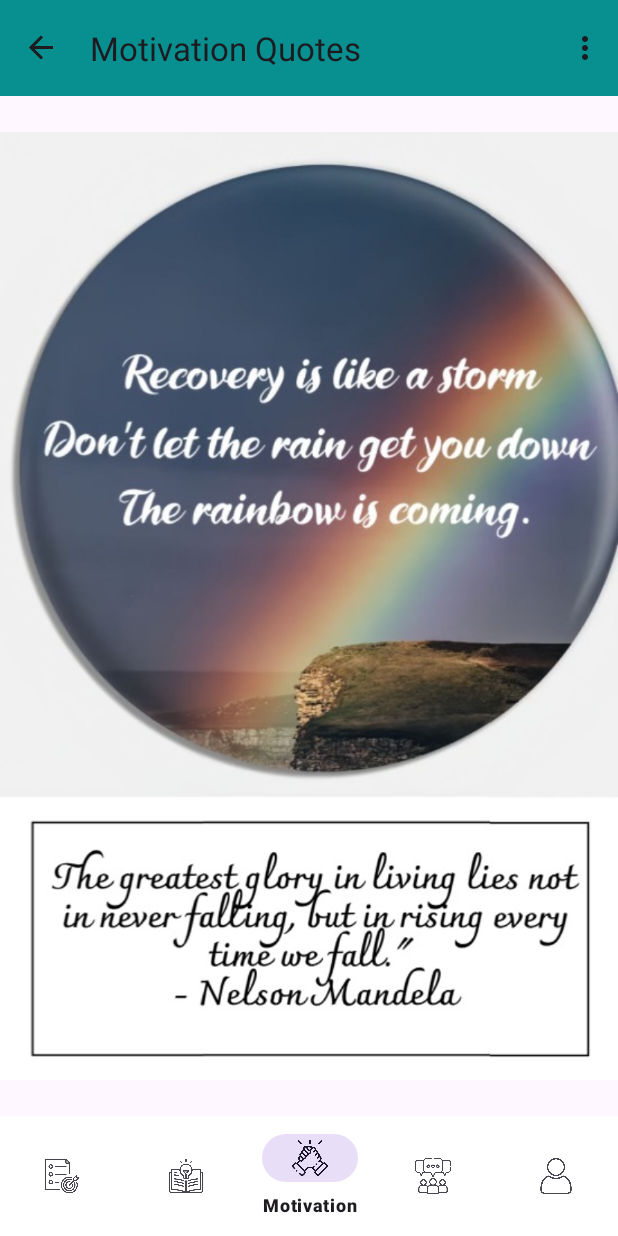
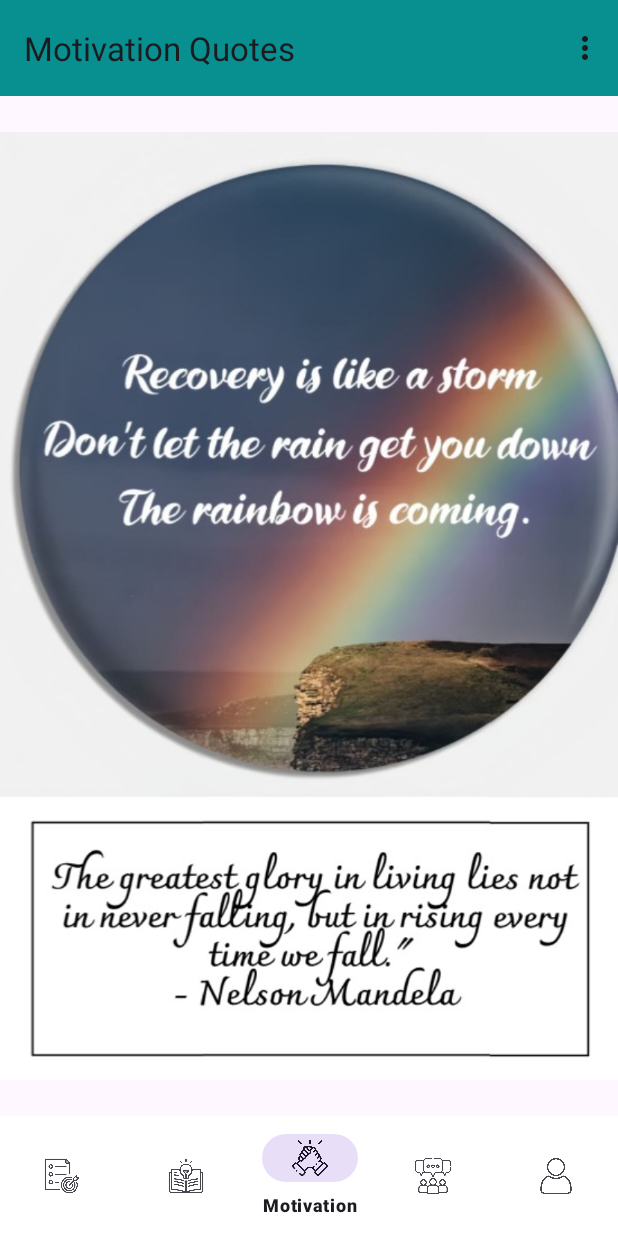
Before and after one commit to caileechang/drugrecoveryapps, an Android app: the MotivationFragment screen opened through its navigation route, on a phone screen of 412 x 824 dp. Run offline under Robolectric (Android 15) with nearby library versions, the phone set to English and light mode, and no system bars; our stand-ins replace navigation-ui.

Commit message:
update motivation save button

```diff
--- a/app/src/main/java/com/example/drugrecoveryapp/MainActivity.java
+++ b/app/src/main/java/com/example/drugrecoveryapp/MainActivity.java
@@ -1,7 +1,6 @@
 package com.example.drugrecoveryapp;
 
 import androidx.appcompat.app.ActionBar;
-import androidx.appcompat.app.ActionBarDrawerToggle;
 import androidx.appcompat.app.AppCompatActivity;
 import androidx.appcompat.widget.Toolbar;
 
@@ -9,12 +8,10 @@ import android.os.Bundle;
 import android.view.Menu;
 import android.view.MenuItem;
 
-import androidx.drawerlayout.widget.DrawerLayout;
 import androidx.navigation.NavController;
 import androidx.navigation.NavDestination;
 import androidx.navigation.Navigation;
 import androidx.navigation.fragment.NavHostFragment;
-import androidx.navigation.ui.AppBarConfiguration;
 import androidx.navigation.ui.NavigationUI;
 
 import com.google.android.material.bottomnavigation.BottomNavigationView;
@@ -23,8 +20,6 @@ public class MainActivity extends AppCompatActivity {
     // private AlphaAnimation buttonClick = new AlphaAnimation(1F, 0.8F);
     //private Toolbar mToolbar;
     //ActivityMainBinding binding;
-    private ActionBarDrawerToggle toggle;
-    private DrawerLayout drawerLayout;
     @Override
     protected void onCreate(Bundle savedInstanceState) {
         super.onCreate(savedInstanceState);
@@ -34,17 +29,8 @@ public class MainActivity extends AppCompatActivity {
         Toolbar toolbar = findViewById(R.id.toolbar);
         setSupportActionBar(toolbar);
 
-        drawerLayout = findViewById(R.id.DLMain);
-        toggle = new ActionBarDrawerToggle(
-                this, drawerLayout, toolbar, R.string.navigation_drawer_open, R.string.navigation_drawer_close);
-        drawerLayout.addDrawerListener(toggle);
-        toggle.syncState();
-
         NavHostFragment host = (NavHostFragment) getSupportFragmentManager().findFragmentById(R.id.fragment_container);
         NavController navController = host.getNavController();
-
-        AppBarConfiguration appBarConfiguration = new AppBarConfiguration.Builder(navController.getGraph()).build();
-        NavigationUI.setupActionBarWithNavController(this, navController, appBarConfiguration);
 
         //Set up bottom Navigation bar
         BottomNavigationView bottomNav = findViewById(R.id.bottomNavigationView);
--- a/app/src/main/res/layout/fragment_motivation.xml
+++ b/app/src/main/res/layout/fragment_motivation.xml
@@ -30,7 +30,7 @@
         android:id="@+id/saveButton"
         android:layout_width="wrap_content"
         android:layout_height="wrap_content"
-        android:layout_marginTop="680dp"
+        android:layout_marginTop="670dp"
         android:layout_marginEnd="16dp"
         android:backgroundTint="@color/teal_700"
         android:insetRight="10dp"
--- a/app/src/main/res/layout/fragment_motivation2.xml
+++ b/app/src/main/res/layout/fragment_motivation2.xml
@@ -21,7 +21,7 @@
         android:id="@+id/saveButton"
         android:layout_width="wrap_content"
         android:layout_height="wrap_content"
-        android:layout_marginTop="680dp"
+        android:layout_marginTop="650dp"
         android:layout_marginEnd="16dp"
         android:backgroundTint="@color/teal_700"
         android:insetRight="10dp"
--- a/app/src/main/res/layout/fragment_motivation_3.xml
+++ b/app/src/main/res/layout/fragment_motivation_3.xml
@@ -13,14 +13,21 @@
         app:layout_constraintBottom_toBottomOf="parent"
         app:layout_constraintEnd_toEndOf="parent"
         app:layout_constraintStart_toStartOf="parent"
-        app:layout_constraintTop_toTopOf="parent"/>
+        app:layout_constraintTop_toTopOf="parent">
+
+        <ImageView
+            android:id="@+id/imageView4"
+            android:layout_width="wrap_content"
+            android:layout_height="match_parent"
+            android:src="@drawable/motivation_3" />
+    </FrameLayout>
 
     <Button
         android:id="@+id/saveButton"
         android:layout_width="wrap_content"
         android:layout_height="wrap_content"
-        android:layout_marginTop="680dp"
-        android:layout_marginEnd="16dp"
+        android:layout_marginTop="750dp"
+        android:layout_marginEnd="20dp"
         android:backgroundTint="@color/teal_700"
         android:insetRight="10dp"
         android:insetBottom="10dp"
@@ -30,12 +37,4 @@
         app:layout_constraintTop_toTopOf="parent"
         tools:visibility="visible" />
 
-    <ImageView
-        android:id="@+id/imageView4"
-        android:layout_width="wrap_content"
-        android:layout_height="wrap_content"
-        android:src="@drawable/motivation_3"
-        app:layout_constraintEnd_toEndOf="parent"
-        app:layout_constraintTop_toTopOf="parent" />
-
 </androidx.constraintlayout.widget.ConstraintLayout>
```
Also changed, not shown: app/src/main/res/layout/fragment_daily_affirmation_.xml (+7 -10 lines).
